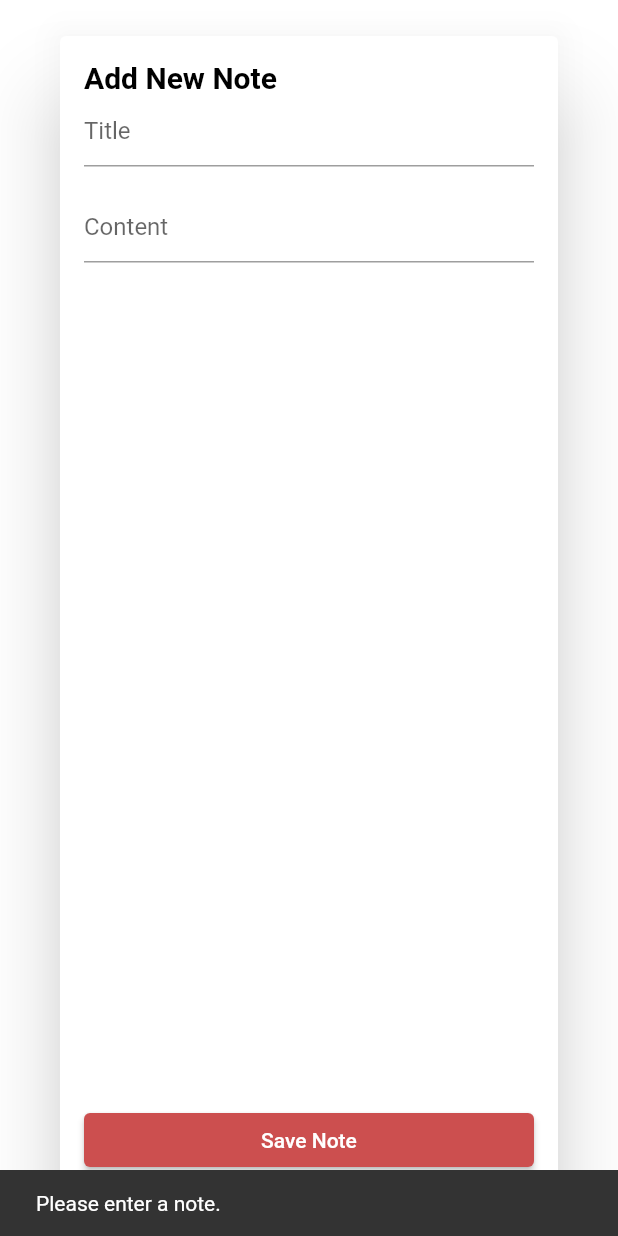
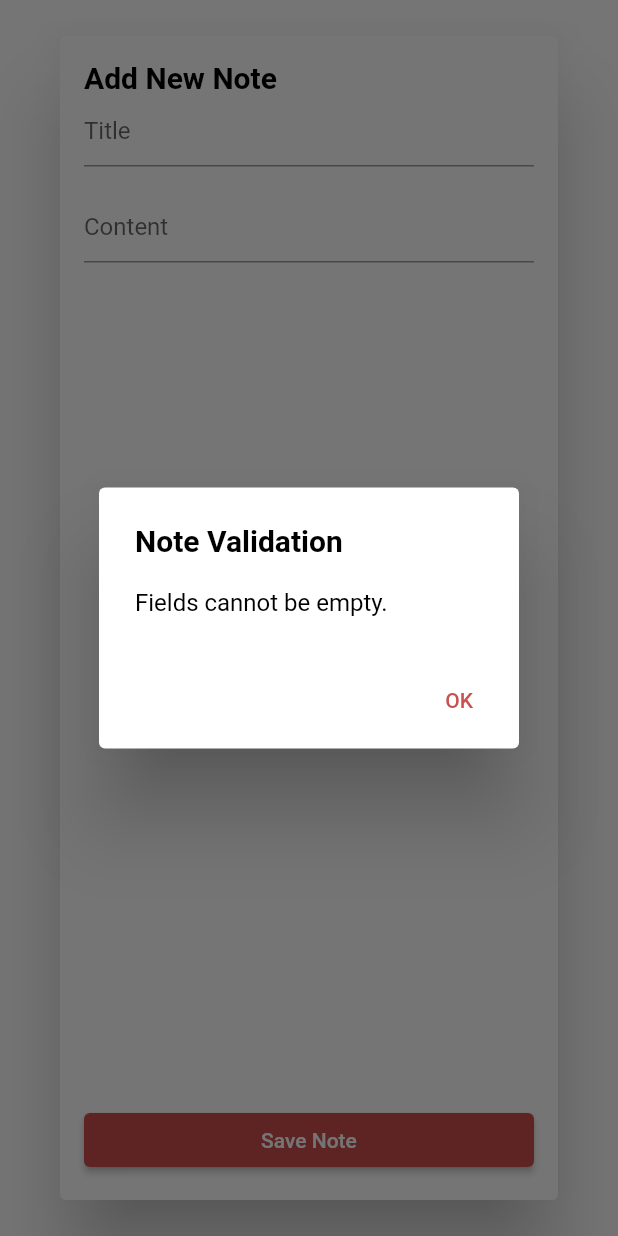
Before and after one commit to PS-Hitori/enotes, a Flutter app: the Create widget shown alone on an empty page, opened directly with empty values, after a tap on "Save Note", on a phone screen of 412 x 824 dp. Run offline on Flutter 3.47's test engine with Material 2 defaults, Android fonts, the phone set to English and light mode, and no system bars; our stand-ins replace logger, permission_handler, shared_preferences; missing offline and left inert: external_path; accounts and stored records are empty.

Commit message:
Updated some UI elements

```diff
--- a/lib/views/create.dart
+++ b/lib/views/create.dart
@@ -3,7 +3,6 @@ import 'package:external_path/external_path.dart';
 import 'dart:io';
 import 'package:logger/logger.dart';
 import 'package:enotes/theme_handler.dart';
-import 'package:permission_handler/permission_handler.dart';
 
 class Create extends StatefulWidget {
   final String? note;
@@ -118,11 +117,9 @@ class CreateState extends State<Create> {
     BuildContext context,
     RefreshCallback refreshHomeScreen,
   ) async {
-    final status = await Permission.storage.status;
-    if (status.isGranted) {
     final note = _noteController.text.trim();
     final title = _titleController.text.trim();
-      if (note.isNotEmpty) {
+    if (title.isNotEmpty && note.isNotEmpty) {
       if (note.length <= 255) {
         // Add validation for note length
         if (await _isNoteTitleExists(title)) {
@@ -130,48 +127,52 @@ class CreateState extends State<Create> {
         } else {
           _saveNoteToFile(title, note);
         }
-        } else {
-          ScaffoldMessenger.of(context).showSnackBar(
-            const SnackBar(
-              content: Text(
+      } else if (note.length >= 255) {
+        showDialog(
+          context: context,
+          builder: (BuildContext context) {
+            return AlertDialog(
+              title: const Text(
+                'Note Validation',
+                style: TextStyle(fontWeight: FontWeight.bold),
+              ),
+              content: const Text(
                 'Description should not exceed 255 characters.',
-                style: TextStyle(fontFamily: 'Roboto'),
               ),
+              actions: [
+                TextButton(
+                  onPressed: () {
+                    Navigator.pop(context);
+                  },
+                  child: const Text('OK',
+                      style: TextStyle(color: Color(0xFFCC4F4F))),
                 ),
+              ],
+            );
+          },
         );
       }
     } else {
-        ScaffoldMessenger.of(context).showSnackBar(
-          const SnackBar(
-            content: Text(
-              'Please enter a note.',
-              style: TextStyle(fontFamily: 'Roboto'),
+      showDialog(
+        context: context,
+        builder: (BuildContext context) {
+          return AlertDialog(
+            title: const Text(
+              'Note Validation',
+              style: TextStyle(fontWeight: FontWeight.bold),
             ),
+            content: const Text('Fields cannot be empty.'),
+            actions: [
+              TextButton(
+                onPressed: () {
+                  Navigator.pop(context);
+                },
+                child: const Text('OK',
+                    style: TextStyle(color: Color(0xFFCC4F4F))),
               ),
+            ],
           );
-      }
-    } else if (status.isPermanentlyDenied) {
-      final result = await Permission.storage.request();
-      if (result.isGranted) {
-        _checkAndSaveNote(context, refreshHomeScreen);
-      } else {
-        ScaffoldMessenger.of(context).showSnackBar(
-          const SnackBar(
-            content: Text(
-              'Storage permission required to save the note.',
-              style: TextStyle(fontFamily: 'Roboto'),
-            ),
-          ),
-        );
-      }
-    } else {
-      ScaffoldMessenger.of(context).showSnackBar(
-        const SnackBar(
-          content: Text(
-            'Storage permission required to save the note.',
-            style: TextStyle(fontFamily: 'Roboto'),
-          ),
-        ),
+        },
       );
     }
   }
```
Also changed, not shown: lib/views/manage.dart (+42 -14 lines). Lines whose indentation alone changed are shown as unchanged.
